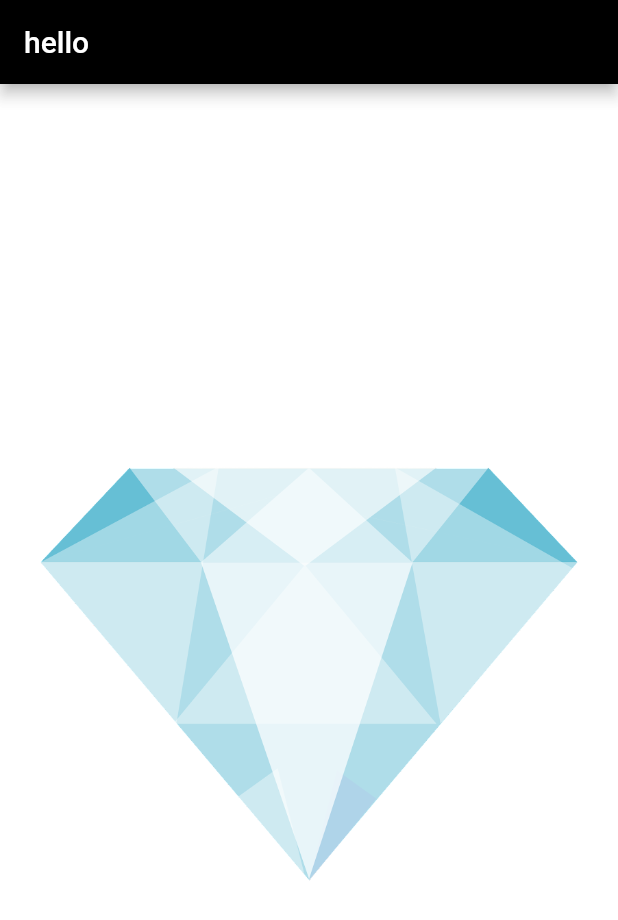
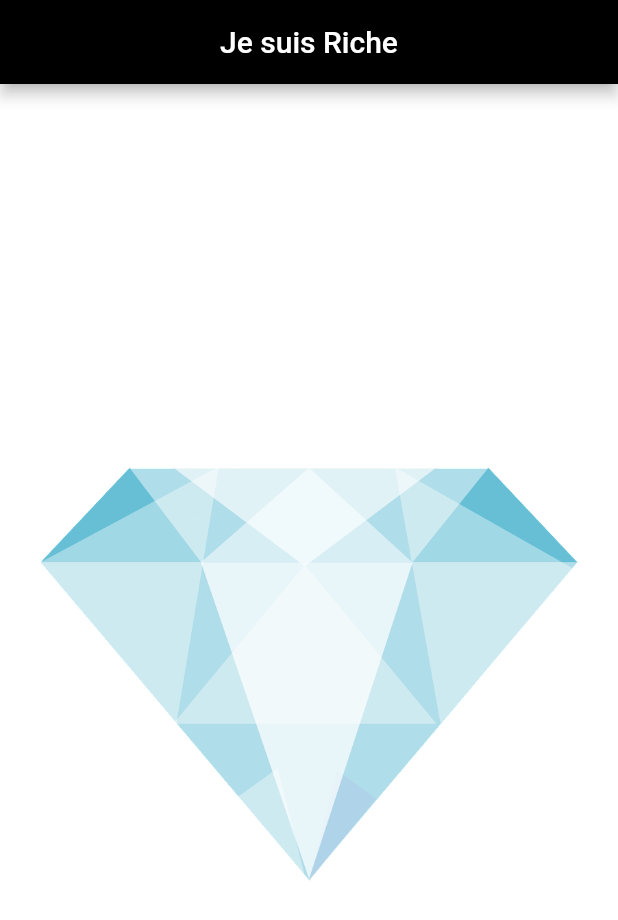
Before and after one commit to imaho-ivou/riche, a Flutter app: the screen it shows after launch, on a phone screen of 412 x 824 dp. Shown: the top 920 px of the screen. Run offline on Flutter 3.47's test engine with Material 2 defaults, Android fonts, the phone set to English and light mode, and no system bars.

```diff
--- a/lib/main.dart
+++ b/lib/main.dart
@@ -6,7 +6,7 @@ void main() {
     MaterialApp(
       home: Scaffold(
         appBar: AppBar(
-          title: Text("hello"),
+          title: Center(child: Text("Je suis Riche"),),
           backgroundColor: Colors.black,
         ),
         backgroundColor: Colors.white24,
```
Also changed, not shown: 5 other files.
